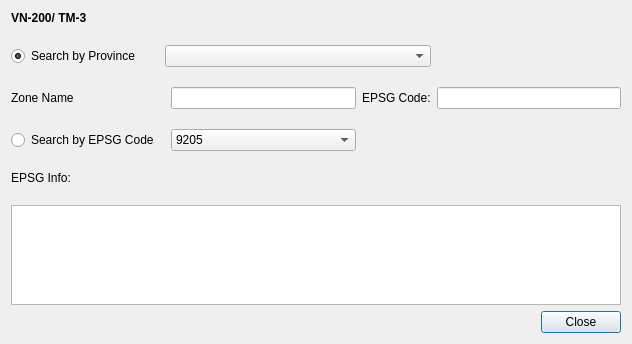
First picture: the form in forms/hcmgis_customprojections_form.ui, repository thangqd/HCMGIS, before the edit.
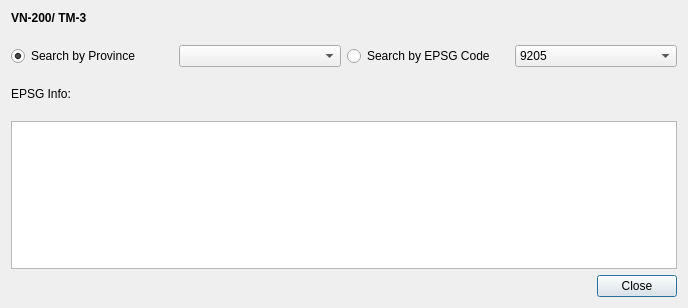
Second picture: the form after the edit.

```diff
--- a/forms/hcmgis_customprojections_form.ui
+++ b/forms/hcmgis_customprojections_form.ui
@@ -12,8 +12,8 @@
    <rect>
     <x>0</x>
     <y>0</y>
-    <width>632</width>
-    <height>344</height>
+    <width>688</width>
+    <height>308</height>
    </rect>
   </property>
   <property name="mouseTracking">
@@ -28,27 +28,6 @@
      <property name="verticalSpacing">
       <number>20</number>
      </property>
-     <item row="4" column="3">
-      <widget class="QLabel" name="lblEPSGCode">
-       <property name="text">
-        <string>EPSG Code:</string>
-       </property>
-      </widget>
-     </item>
-     <item row="7" column="0">
-      <widget class="QRadioButton" name="radEPSG">
-       <property name="text">
-        <string>Search by EPSG Code</string>
-       </property>
-      </widget>
-     </item>
-     <item row="4" column="0">
-      <widget class="QLabel" name="LblZone">
-       <property name="text">
-        <string>Zone Name</string>
-       </property>
-      </widget>
-     </item>
      <item row="9" column="0" colspan="4">
       <widget class="QLabel" name="LblEPSGInfo">
        <property name="text">
@@ -56,7 +35,54 @@
        </property>
       </widget>
      </item>
-     <item row="7" column="2">
+     <item row="0" column="0" colspan="4">
+      <widget class="QLabel" name="label">
+       <property name="font">
+        <font>
+         <weight>75</weight>
+         <bold>true</bold>
+        </font>
+       </property>
+       <property name="text">
+        <string>VN-200/ TM-3</string>
+       </property>
+      </widget>
+     </item>
+     <item row="1" column="0">
+      <widget class="QRadioButton" name="radProvinces">
+       <property name="text">
+        <string>Search by Province</string>
+       </property>
+       <property name="checked">
+        <bool>true</bool>
+       </property>
+      </widget>
+     </item>
+     <item row="1" column="1">
+      <widget class="QComboBox" name="cboProvinces">
+       <property name="sizePolicy">
+        <sizepolicy hsizetype="Preferred" vsizetype="Maximum">
+         <horstretch>0</horstretch>
+         <verstretch>0</verstretch>
+        </sizepolicy>
+       </property>
+      </widget>
+     </item>
+     <item row="10" column="0" colspan="4">
+      <widget class="QTextEdit" name="TxtEPSGInfo">
+       <property name="readOnly">
+        <bool>true</bool>
+       </property>
+      </widget>
+     </item>
+     <item row="1" column="2">
+      <widget class="QRadioButton" name="radEPSG">
+       <property name="text">
+        <string>Search by EPSG Code</string>
+       </property>
+      </widget>
+     </item>
+     <item row="1" column="3">
       <widget class="QComboBox" name="cboEPSG">
        <item>
         <property name="text">
@@ -145,49 +171,6 @@
        </item>
       </widget>
      </item>
-     <item row="4" column="2">
-      <widget class="QLineEdit" name="lnZone"/>
-     </item>
-     <item row="4" column="4">
-      <widget class="QLineEdit" name="lnEPSG">
-       <property name="readOnly">
-        <bool>true</bool>
-       </property>
-      </widget>
-     </item>
-     <item row="0" column="0" colspan="4">
-      <widget class="QLabel" name="label">
-       <property name="font">
-        <font>
-         <weight>75</weight>
-         <bold>true</bold>
-        </font>
-       </property>
-       <property name="text">
-        <string>VN-200/ TM-3</string>
-       </property>
-      </widget>
-     </item>
-     <item row="10" column="0" colspan="5">
-      <widget class="QTextEdit" name="TxtEPSGInfo">
-       <property name="readOnly">
-        <bool>true</bool>
-       </property>
-      </widget>
-     </item>
-     <item row="3" column="0">
-      <widget class="QRadioButton" name="radProvinces">
-       <property name="text">
-        <string>Search by Province</string>
-       </property>
-       <property name="checked">
-        <bool>true</bool>
-       </property>
-      </widget>
-     </item>
-     <item row="3" column="1" colspan="3">
-      <widget class="QComboBox" name="cboProvinces"/>
-     </item>
     </layout>
    </item>
    <item>
```
